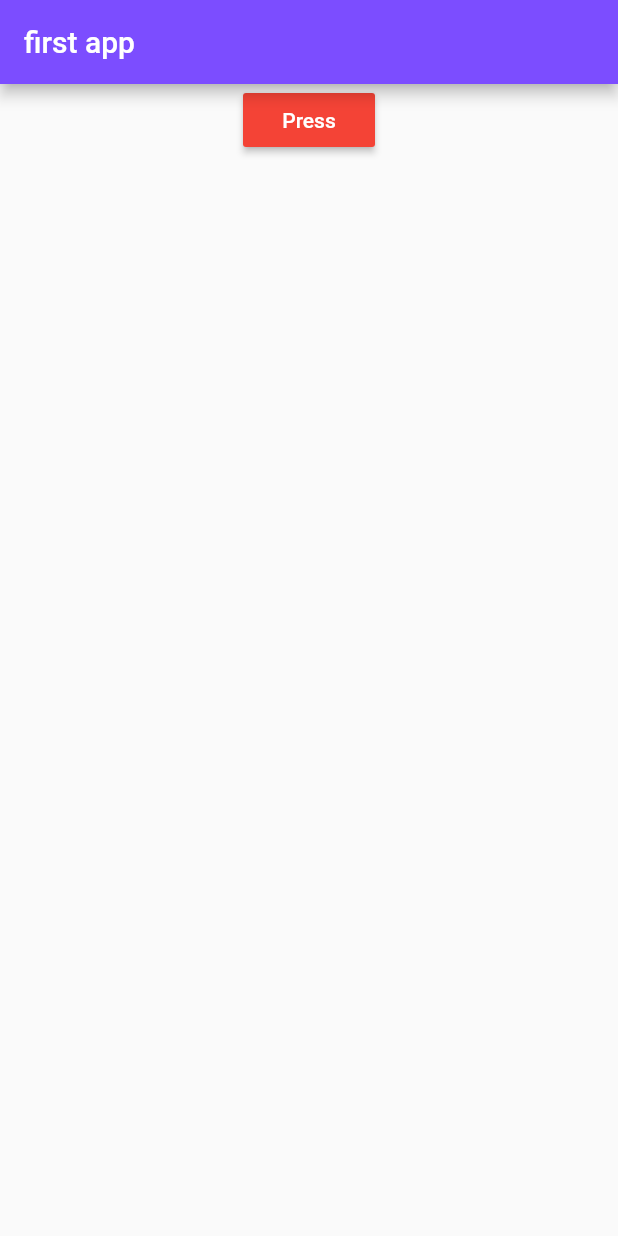
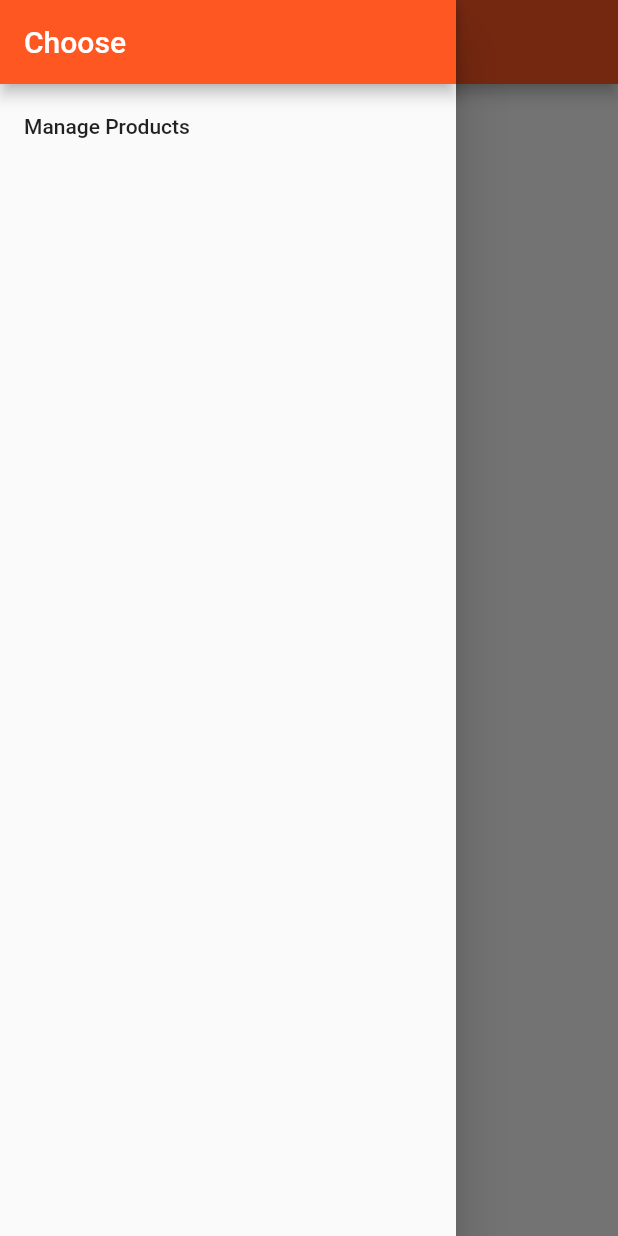
Before and after one commit to annamusayelyan/navigation, a Flutter app: the HomePage screen opened directly, with the side drawer open (before the commit the screen has no drawer), on a phone screen of 412 x 824 dp. Run offline on Flutter 3.47's test engine with Material 2 defaults, Android fonts, the phone set to English and light mode, and no system bars.

Commit message:
product elements

```diff
--- a/lib/pages/home.dart
+++ b/lib/pages/home.dart
@@ -1,15 +1,31 @@
 import 'package:flutter/material.dart';
 import 'package:icone_1/products_manager.dart';
+import 'package:icone_1/pages/product.dart';
+import 'package:icone_1/pages/products_admin.dart';
 
 class HomePage extends StatelessWidget {
   @override
   Widget build(BuildContext context) {
-    return
-    Scaffold(
-        appBar: AppBar(
-          title: Text('first app'),
-          backgroundColor: Colors.deepPurpleAccent,
+    return Scaffold(
+      appBar: AppBar(
+        title: Text('EasyList'),
+      ),
+      body: ProductManager(),
+      drawer: Drawer(child: Column(children: <Widget>[
+        AppBar(title: Text("Choose",),
+          automaticallyImplyLeading: false,
         ),
-        body: ProductsManager ());
+        ListTile(
+          title: Text("Manage Products"),
+          onTap: (){
+              Navigator.push(context, MaterialPageRoute(
+                  builder: (BuildContext context) => ProductAdmin()),
+              );
+
+          },
+        )
+
+      ],),),
+    );
   }
 }
--- a/lib/pages/product.dart
+++ b/lib/pages/product.dart
@@ -24,7 +24,7 @@ class ProductPage  extends StatelessWidget{
 
 
        RaisedButton(
-           child:Text('Back'),
+           child:Text('Delete'),
           onPressed:(){
           Navigator.pop(context);
     }
--- a/lib/products.dart
+++ b/lib/products.dart
@@ -1,75 +1,68 @@
 import 'package:flutter/material.dart';
 import 'package:icone_1/pages/product.dart';
 
+
 class Products extends StatelessWidget {
- final  List<Map<String,dynamic>> products;
+  final List<Map<String,dynamic>> products;
+  final Function deleteProduct;
 
-  Products ([this.products = const[]]){
-    print("[Products Widget] Constructor");
+  Products(this.products, {this.deleteProduct}) {
+    print('[Products Widget] Constructor');
   }
 
-
-  Widget _buildProductItem(BuildContext context,int index){
+  Widget _buildProductItem(BuildContext context, int index) {
     return Card(
       child: Column(
         children: <Widget>[
           Image.asset(products[index]['imageUrl']),
-        Row(
-            mainAxisAlignment:MainAxisAlignment.center,
-          children: <Widget>[
-            Text(
-              products[index]['title']),
-            Text(
-                products[index]['price'].toString()
-            ),
-          ],
-          ),
-
-
+          Text(products[index]['title']),
           ButtonBar(
             alignment: MainAxisAlignment.center,
             children: <Widget>[
               FlatButton(
-                child: Text('Detalis'),
-                onPressed: (){
-                  Navigator.push(
-                    context,
-                    MaterialPageRoute(builder: (context) => ProductPage(products[index]['title'],products[index]['imageUrl'],products[index]['price'])),
-                  );
-              }
+                child: Text('Details'),
+                onPressed: () => Navigator
+                    .push<bool>(
+                  context,
+                  MaterialPageRoute(
+                    builder: (BuildContext context) => ProductPage(
+                        products[index]['title'], products[index]['imageUrl'],products[index]['price']),
+                  ),
+                )
+                    .then((bool value) {
+                  print('----------');
+                  print(value);
+                  print('----------');
+
+                  if (value == true) {
+                    deleteProduct(index);
+                  }
+
+                }),
               )
             ],
           )
-
         ],
       ),
     );
-
-
-  }
-  Widget buildProductList(){
-    Widget productCard;
-    if(products.length > 0){
-      productCard = ListView.builder(
-        itemBuilder:_buildProductItem,
-        itemCount:products.length,
-      );
-    }
-    else{
-      return Center(child: Text('No Products found'),);
-    }
-    return productCard;
-
   }
 
+  Widget _buildProductList() {
+    Widget productCards;
+    if (products.length > 0) {
+      productCards = ListView.builder(
+        itemBuilder: _buildProductItem,
+        itemCount: products.length,
+      );
+    } else {
+      productCards = Container();
+    }
+    return productCards;
+  }
 
   @override
   Widget build(BuildContext context) {
-    return Expanded(
-      child: ListView.builder(
-        itemCount: products.length,
-        itemBuilder: _buildProductItem,
-      ),
-    );
+    print('[Products Widget] build()');
+    return _buildProductList();
   }
 }
--- a/lib/products_manager.dart
+++ b/lib/products_manager.dart
@@ -1,50 +1,64 @@
 import 'package:flutter/material.dart';
+
 import 'package:icone_1/products.dart';
-import './products_control.dart';
+import 'package:icone_1/products_control.dart';
 
-
-class ProductsManager extends StatefulWidget {
+class ProductManager extends StatefulWidget {
   final Map startingProduct;
 
-  ProductsManager({this.startingProduct});
-
+  ProductManager({this.startingProduct}) {
+    print('[ProductManager Widget] Constructor');
+  }
 
   @override
   State<StatefulWidget> createState() {
-    return _ProductsManagerState();
+    print('[ProductManager Widget] createState()');
+    return _ProductManagerState();
   }
 }
 
-class _ProductsManagerState extends State<ProductsManager> {
+class _ProductManagerState extends State<ProductManager> {
   List<Map<String,dynamic>> _products = [];
 
   @override
   void initState() {
-
+    print('[ProductManager State] initState()');
+    if (widget.startingProduct != null) {
+//      _products.add(widget.startingProduct);
+    }
     super.initState();
-//    _products.add(product);
-
   }
 
-  void _addProduct(Map product){
+  @override
+  void didUpdateWidget(ProductManager oldWidget) {
+    print('[ProductManager State] didUpdateWidget()');
+    super.didUpdateWidget(oldWidget);
+  }
 
+  void _addProduct(Map product) {
     setState(() {
       _products.add(product);
     });
+    print(_products);
+  }
 
+  void _deleteProduct(int index){
+    setState(() {
+      _products.removeAt(index);
+    });
   }
 
   @override
   Widget build(BuildContext context) {
-    return Container(
-      child: Column(
-        children: <Widget>[
-          ProductsControl(_addProduct),
-          Products(_products),
-
-        ],
-      ),
+    print('[ProductManager State] build()');
+    return Column(
+      children: [
+        Container(
+          margin: EdgeInsets.all(10.0),
+          child: ProductsControl(_addProduct),
+        ),
+        Expanded(child: Products(_products, deleteProduct: _deleteProduct))
+      ],
     );
   }
-
 }
```
Also changed, not shown: lib/main.dart (+13 -16 lines), lib/pages/auth.dart (added, +22 -0 lines), lib/pages/element1.dart (added, +9 -0 lines), lib/pages/element2.dart (added, +20 -0 lines), lib/pages/products_admin.dart (added, +30 -0 lines).
